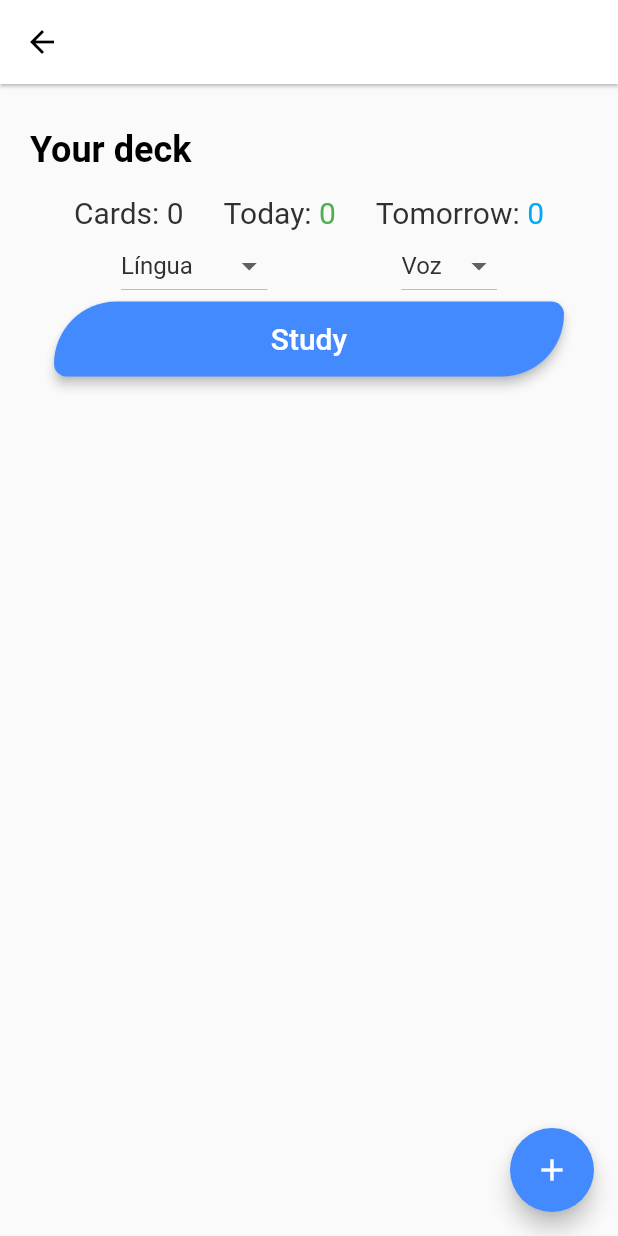
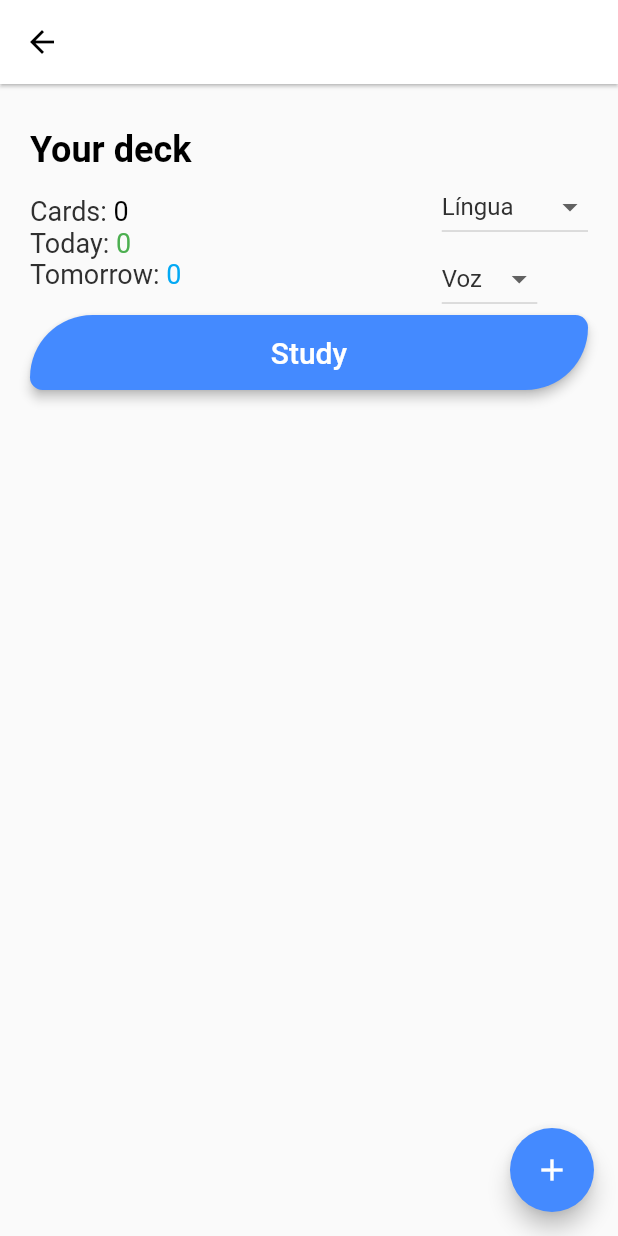
Before and after one commit to wwwxkz/PortunholApp, a Flutter app: the StudyYourSignUpPage screen opened directly, on a phone screen of 412 x 824 dp. Run offline on Flutter 3.47's test engine with Material 2 defaults, Android fonts, the phone set to English and light mode, and no system bars; our stand-ins replace firebase_auth, firebase_database, flutter_tts; missing offline and left inert: translator; accounts and stored records are empty; statements that could not run were skipped.

Commit message:
Your deck page redesigned

```diff
--- a/lib/pages/initial/course_selection.dart
+++ b/lib/pages/initial/course_selection.dart
@@ -131,7 +131,6 @@ class _ListPageState extends State<ListPage> {
         );
 
     final makeBody = Container(
-        color: Colors.white,
         margin: EdgeInsets.symmetric(vertical: 60.0, horizontal: 20.0),
         child: Column(
           crossAxisAlignment: CrossAxisAlignment.start,
@@ -155,6 +154,7 @@ class _ListPageState extends State<ListPage> {
         ));
 
     final bottomAppBar = BottomAppBar(
+      elevation: 20,
       child: Row(
         mainAxisAlignment: MainAxisAlignment.spaceAround,
         children: <Widget>[
@@ -217,6 +217,7 @@ class _ListPageState extends State<ListPage> {
     );
 
     return Scaffold(
+      backgroundColor: Colors.white,
       body: makeBody,
       bottomNavigationBar: bottomAppBar,
     );
--- a/lib/pages/yourDeck/study.dart
+++ b/lib/pages/yourDeck/study.dart
@@ -569,7 +569,6 @@ class _StudyYourSignUpPageState extends State<StudyYourSignUpPage> {
                 ? new Form(
                     key: _formKey,
                     child: new ListView(
-                      padding: EdgeInsets.all(16.0),
                       shrinkWrap: true,
                       children: <Widget>[
                         _showStudyButton(),
@@ -617,21 +616,32 @@ class _StudyYourSignUpPageState extends State<StudyYourSignUpPage> {
         child: Column(
       children: <Widget>[
         Row(
-            mainAxisAlignment: MainAxisAlignment.spaceAround,
+          mainAxisAlignment: MainAxisAlignment.spaceBetween,
+          children: <Widget>[
+            Column(
+              crossAxisAlignment: CrossAxisAlignment.start,
+              children: <Widget>[
+                Row(
                   children: <Widget>[
                     Text(
-                'Cards: ' + _noteList.length.toString(),
-                style: TextStyle(color: Colors.grey[850], fontSize: 20),
+                      'Cards: ',
+                      style: TextStyle(color: Colors.grey[850], fontSize: 18),
+                    ),
+                    Text(
+                      _noteList.length.toString(),
+                      style: TextStyle(color: Colors.black, fontSize: 18),
+                    ),
+                  ],
                 ),
                 Row(
                   children: <Widget>[
                     Text(
                       'Today: ',
-                    style: TextStyle(color: Colors.grey[850], fontSize: 20),
+                      style: TextStyle(color: Colors.grey[850], fontSize: 18),
                     ),
                     Text(
                       todayList.length.toString(),
-                    style: TextStyle(color: Colors.green, fontSize: 20),
+                      style: TextStyle(color: Colors.green, fontSize: 18),
                     ),
                   ],
                 ),
@@ -639,20 +649,21 @@ class _StudyYourSignUpPageState extends State<StudyYourSignUpPage> {
                   children: <Widget>[
                     Text(
                       'Tomorrow: ',
-                    style: TextStyle(color: Colors.grey[850], fontSize: 20),
+                      style: TextStyle(color: Colors.grey[850], fontSize: 18),
                     ),
                     Text(
                       tomorrowList.toString(),
-                    style: TextStyle(color: Colors.lightBlue, fontSize: 20),
+                      style: TextStyle(color: Colors.lightBlue, fontSize: 18),
                     ),
                   ],
                 ),
               ],
             ),
-          Row(
-            mainAxisAlignment: MainAxisAlignment.spaceAround,
+            Column(
+              crossAxisAlignment: CrossAxisAlignment.start,
               children: <Widget>[
                 new DropdownButton<String>(
+                  elevation: 1,
                   items: <String>['Espanhol', 'Francês', 'Inglês', 'Português']
                       .map((String value) {
                     return new DropdownMenuItem<String>(
@@ -685,7 +696,9 @@ class _StudyYourSignUpPageState extends State<StudyYourSignUpPage> {
                       )),
                 ),
                 new DropdownButton<String>(
-                items: <String>['Voz 1', 'Voz 2', 'Voz 3'].map((String value) {
+                  elevation: 1,
+                  items:
+                      <String>['Voz 1', 'Voz 2', 'Voz 3'].map((String value) {
                     return new DropdownMenuItem<String>(
                       value: value,
                       child: new Text(value),
@@ -698,6 +711,8 @@ class _StudyYourSignUpPageState extends State<StudyYourSignUpPage> {
                       style: TextStyle(
                         color: Colors.grey[850],
                       )),
+                ),
+              ],
             ),
           ],
         ),
@@ -725,8 +740,7 @@ class _StudyYourSignUpPageState extends State<StudyYourSignUpPage> {
               }),
         ),
       ],
-      ),
-    );
+    ));
   }
 
   // Show note list
```
Also changed, not shown: lib/pages/readDeck/study.dart (+10 -2 lines), lib/pages/shopping/store.dart (+3 -5 lines). Lines whose indentation alone changed are shown as unchanged.
